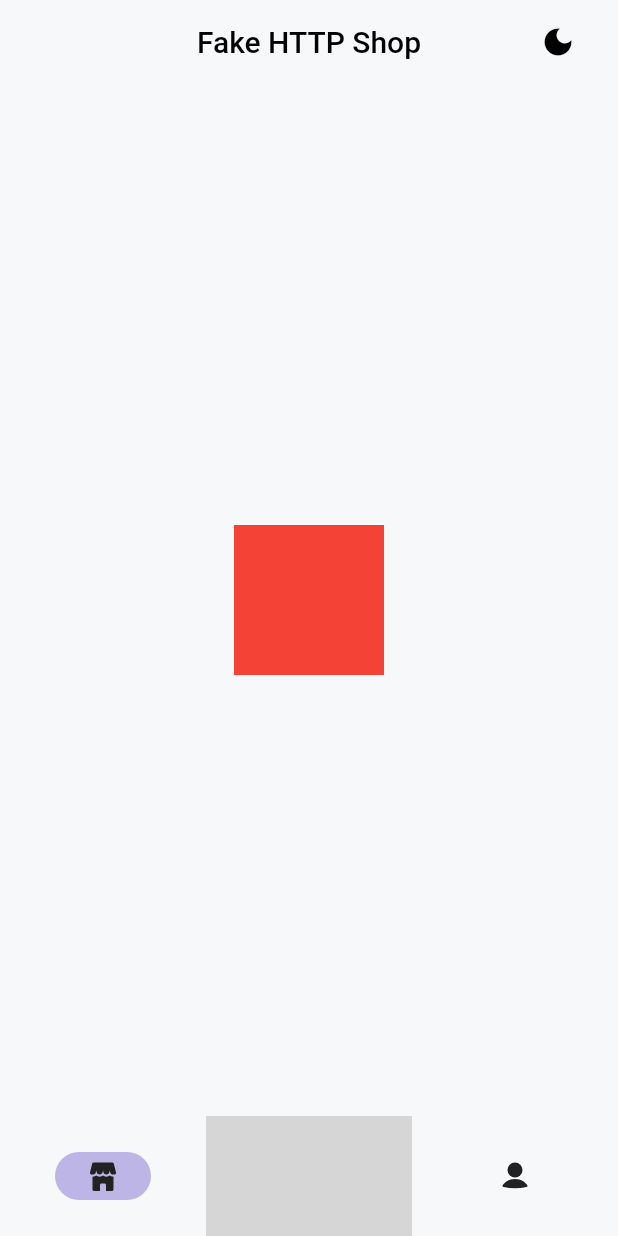
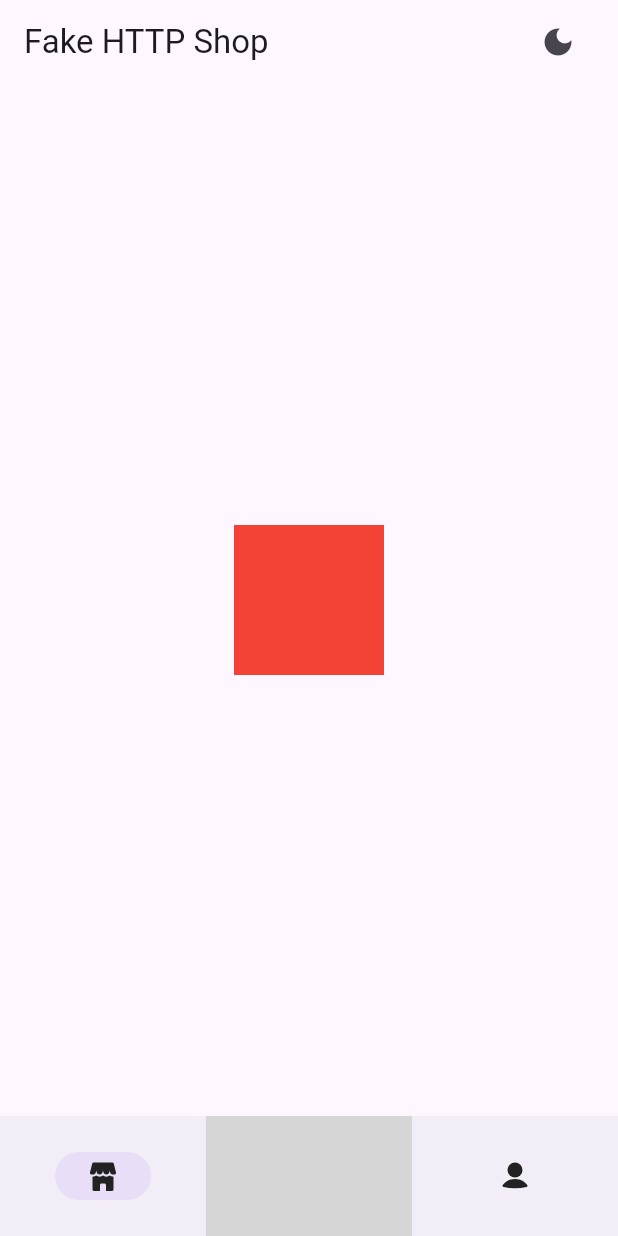
Before and after one commit to Elf80lvl/flutter-FakeHttpShop, a Flutter app: the screen it shows after launch, on a phone screen of 412 x 824 dp. Run offline on Flutter 3.47's test engine with Material 2 defaults, Android fonts, the phone set to English and light mode, and no system bars; our stand-ins replace bloc, equatable, flutter_bloc, flutter_svg; network calls fail; grey boxes are pictures that could not be loaded.

Commit message:
fixed issues with themes, added material3 themes

```diff
--- a/lib/main.dart
+++ b/lib/main.dart
@@ -40,7 +40,9 @@ class MyApp extends StatelessWidget {
         child: BlocBuilder<ThemeBloc, ThemeState>(
           builder: (context, state) {
             final ThemeData theme;
-            state.theme == 'dark' ? theme = kDarkTheme : theme = kLightTheme;
+            state.theme == 'dark'
+                ? theme = kDarkMaterial3Theme
+                : theme = kLightMaterial3Theme;
             return BlocBuilder<LocaleBloc, LocaleState>(
               builder: (context, localeState) {
                 return MaterialApp(
@@ -55,8 +57,8 @@ class MyApp extends StatelessWidget {
                   title: 'Fake http Shop',
                   debugShowCheckedModeBanner: false,
                   theme: theme,
-                  darkTheme: kDarkTheme,
-                  themeMode: ThemeMode.system,
+                  darkTheme: kDarkMaterial3Theme,
+                  themeMode: ThemeMode.light,
                   home: const MainPage(),
                 );
               },
--- a/lib/pages/home_page/home_page.dart
+++ b/lib/pages/home_page/home_page.dart
@@ -74,10 +74,16 @@ class HomePage extends StatelessWidget {
                             });
                       }
 
-                      return Container(
-                        height: 100,
-                        width: 100,
-                        color: Colors.red,
+                      return GestureDetector(
+                        onTap: () {
+                          BlocProvider.of<ProductBloc>(context)
+                              .add(ProductGetProductsEvent());
+                        },
+                        child: Container(
+                          height: 100,
+                          width: 100,
+                          color: Colors.red,
+                        ),
                       );
                     },
                   ),
--- a/lib/themes.dart
+++ b/lib/themes.dart
@@ -56,3 +56,13 @@ final kDarkTheme = ThemeData(
     ),
   ),
 );
+
+final kDarkMaterial3Theme = ThemeData(
+  useMaterial3: true, brightness: Brightness.dark,
+  //colorSchemeSeed: Colors.green,
+);
+
+final kLightMaterial3Theme = ThemeData(
+  useMaterial3: true,
+  //colorSchemeSeed: Colors.green,
+);
```
Also changed, not shown: pubspec.lock, 1 other file.
